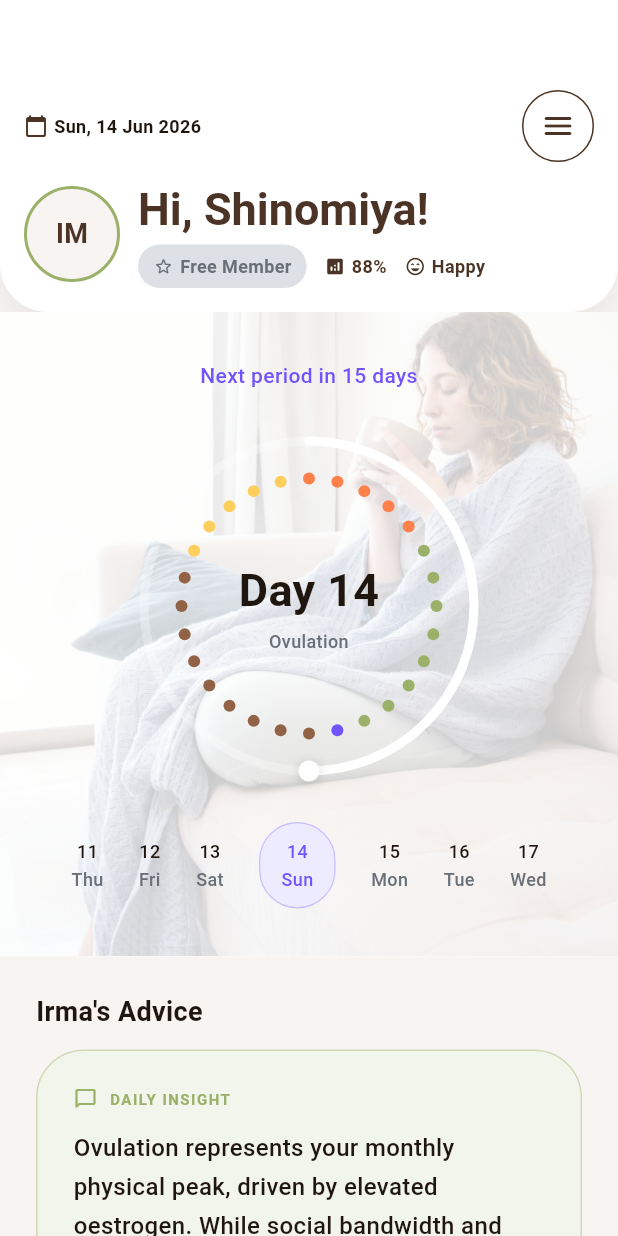
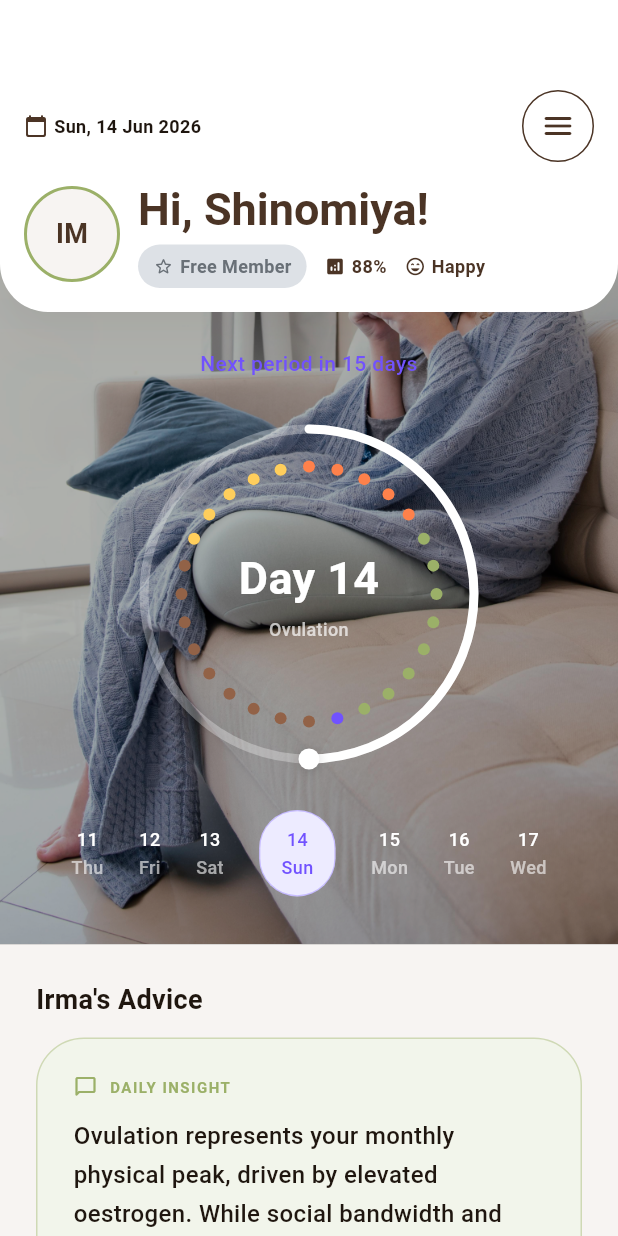
Before and after one commit to dsegelov123/Irma-App, a Flutter app: the DashboardView screen opened directly with empty values, on a phone screen of 412 x 824 dp. Run offline on Flutter 3.47's test engine with Material 3 defaults, Android fonts, the phone set to English and light mode, and no system bars; our stand-ins replace flutter_secure_storage, google_fonts, hive_flutter, local_auth; accounts and stored records are empty.

Commit message:
Update Cycle Status Section to use 30% black overlay and correctly offset content

```diff
--- a/lib/views/dashboard_view.dart
+++ b/lib/views/dashboard_view.dart
@@ -64,10 +64,11 @@ class _DashboardViewState extends State<DashboardView> {
         child: Column(
           crossAxisAlignment: CrossAxisAlignment.start,
           children: [
-            // ── Figma Hero Header Card ───────────────────────────
-            _buildHeroSection(context),
-
-            // ── Cycle Status Section (Full Width Background Image & 80% Opacity Overlay) ──
+            // We use a Stack to overlay the Hero section on top of the Cycle Status Section
+            Stack(
+              children: [
+                // ── Cycle Status Section (Full Width Background Image & 30% Opacity Black Overlay) ──
+                // It starts at top = 0 and stretches behind the Hero section
                 Container(
                   width: double.infinity,
                   decoration: const BoxDecoration(
@@ -76,13 +77,19 @@ class _DashboardViewState extends State<DashboardView> {
                       fit: BoxFit.cover,
                     ),
                   ),
-              child: Container(
-                padding: const EdgeInsets.symmetric(
-                  horizontal: IrmaSpacing.lg,
-                  vertical: IrmaSpacing.xl,
+                  child: Builder(
+                    builder: (context) {
+                      final double rawTopPadding = MediaQuery.of(context).padding.top;
+                      final double actualHeroHeight = rawTopPadding > 0 ? rawTopPadding + 156.0 : 200.0;
+                      return Container(
+                        padding: EdgeInsets.only(
+                          left: IrmaSpacing.lg,
+                          right: IrmaSpacing.lg,
+                          top: actualHeroHeight + IrmaSpacing.xl, // Extended under hero, content not raised
+                          bottom: IrmaSpacing.xl,
                         ),
                         decoration: BoxDecoration(
-                  color: Colors.white.withOpacity(0.8),
+                          color: Colors.black.withOpacity(0.3), // 30% black overlay
                         ),
                         child: Column(
                           children: [
@@ -115,7 +122,15 @@ class _DashboardViewState extends State<DashboardView> {
                             ),
                           ],
                         ),
+                      );
+                    },
                   ),
+                ),
+
+                // ── Figma Hero Header Card ───────────────────────────
+                // Positioned on top of the background image
+                _buildHeroSection(context),
+              ],
             ),
 
             // ── Main Dashboard Content ──────────────────────────
--- a/lib/widgets/cycle_circular_indicator.dart
+++ b/lib/widgets/cycle_circular_indicator.dart
@@ -47,14 +47,14 @@ class IrmaCycleCircularIndicator extends StatelessWidget {
               Text(
                 'Day $currentDay',
                 style: IrmaTextStyles.headingLgBold.copyWith(
-                  color: IrmaColors.brown100,
+                  color: Colors.white,
                 ),
               ),
               const SizedBox(height: 4),
               Text(
                 phaseName,
                 style: IrmaTextStyles.paragraphXsMedium.copyWith(
-                  color: IrmaColors.gray60,
+                  color: Colors.white.withOpacity(0.7),
                 ),
                 textAlign: TextAlign.center,
               ),
@@ -219,12 +219,12 @@ class IrmaHorizontalWeekCalendar extends StatelessWidget {
               children: [
                 Text(
                   '${date.day}',
-                  style: IrmaTextStyles.paragraphXsMedium.copyWith(color: IrmaColors.brown100),
+                  style: IrmaTextStyles.paragraphXsMedium.copyWith(color: Colors.white),
                 ),
                 const SizedBox(height: 2),
                 Text(
                   weekdayStr,
-                  style: IrmaTextStyles.paragraphXsMedium.copyWith(color: IrmaColors.gray60),
+                  style: IrmaTextStyles.paragraphXsMedium.copyWith(color: Colors.white.withOpacity(0.6)),
                 ),
               ],
             ),
```
Lines whose indentation alone changed are shown as unchanged.
